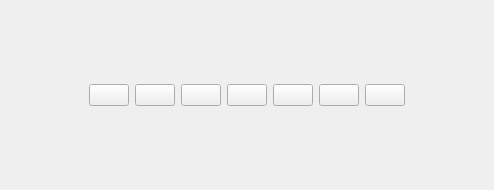
This is src/gui/main_window/buttons/open_editor_button/editor_window/preview/_media_player_controls/MediaPlayerControls.ui in ephell/ClipIt-Screen-Capture-App as Qt 5 draws it before an edit. The edited form follows.
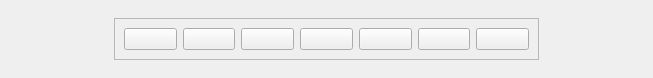
This is the edited form. Icons and pictures are not drawn. Custom widgets are drawn as their Qt base class.

Commit message:
Restyle media player controls buttons of the Editor
- Add MediaPlayerControls.qss.
- Rename resource file.
- Rename .ui file's .py equivalent.

What changed in the file:
```diff
--- a/src/gui/main_window/buttons/open_editor_button/editor_window/preview/_media_player_controls/MediaPlayerControls.ui
+++ b/src/gui/main_window/buttons/open_editor_button/editor_window/preview/_media_player_controls/MediaPlayerControls.ui
@@ -6,14 +6,31 @@
    <rect>
     <x>0</x>
     <y>0</y>
-    <width>494</width>
-    <height>190</height>
+    <width>653</width>
+    <height>78</height>
    </rect>
   </property>
+  <property name="minimumSize">
+   <size>
+    <width>0</width>
+    <height>78</height>
+   </size>
+  </property>
+  <property name="maximumSize">
+   <size>
+    <width>16777215</width>
+    <height>78</height>
+   </size>
+  </property>
   <property name="windowTitle">
    <string>Media Player Controls</string>
   </property>
-  <layout class="QHBoxLayout" name="horizontalLayout">
+  <layout class="QVBoxLayout" name="verticalLayout_2">
+   <item>
+    <layout class="QHBoxLayout" name="horizontalLayout_3">
+     <property name="spacing">
+      <number>6</number>
+     </property>
    <item>
     <spacer name="horizontalSpacer_4">
      <property name="orientation">
@@ -21,12 +38,33 @@
      </property>
      <property name="sizeHint" stdset="0">
       <size>
-       <width>136</width>
+         <width>80</width>
        <height>20</height>
       </size>
      </property>
     </spacer>
    </item>
+     <item alignment="Qt::AlignHCenter|Qt::AlignVCenter">
+      <widget class="QFrame" name="button_frame">
+       <property name="minimumSize">
+        <size>
+         <width>425</width>
+         <height>0</height>
+        </size>
+       </property>
+       <property name="maximumSize">
+        <size>
+         <width>425</width>
+         <height>16777215</height>
+        </size>
+       </property>
+       <property name="frameShape">
+        <enum>QFrame::StyledPanel</enum>
+       </property>
+       <property name="frameShadow">
+        <enum>QFrame::Raised</enum>
+       </property>
+       <layout class="QHBoxLayout" name="horizontalLayout">
    <item>
     <widget class="QPushButton" name="play_button">
      <property name="text">
@@ -97,6 +135,9 @@
    </item>
    <item>
     <widget class="CropButton" name="crop_button">
+          <property name="styleSheet">
+           <string notr="true"/>
+          </property>
      <property name="text">
       <string/>
      </property>
@@ -149,6 +190,9 @@
      </property>
     </widget>
    </item>
+       </layout>
+      </widget>
+     </item>
    <item>
     <spacer name="horizontalSpacer_5">
      <property name="orientation">
@@ -156,11 +200,13 @@
      </property>
      <property name="sizeHint" stdset="0">
       <size>
-       <width>135</width>
+         <width>80</width>
        <height>20</height>
       </size>
      </property>
     </spacer>
+     </item>
+    </layout>
    </item>
   </layout>
  </widget>
```
Left out of the diff: 16 changed lines with no effect on the pictures. Lines whose indentation alone changed are shown as unchanged. The commit also changes 22 other files.
